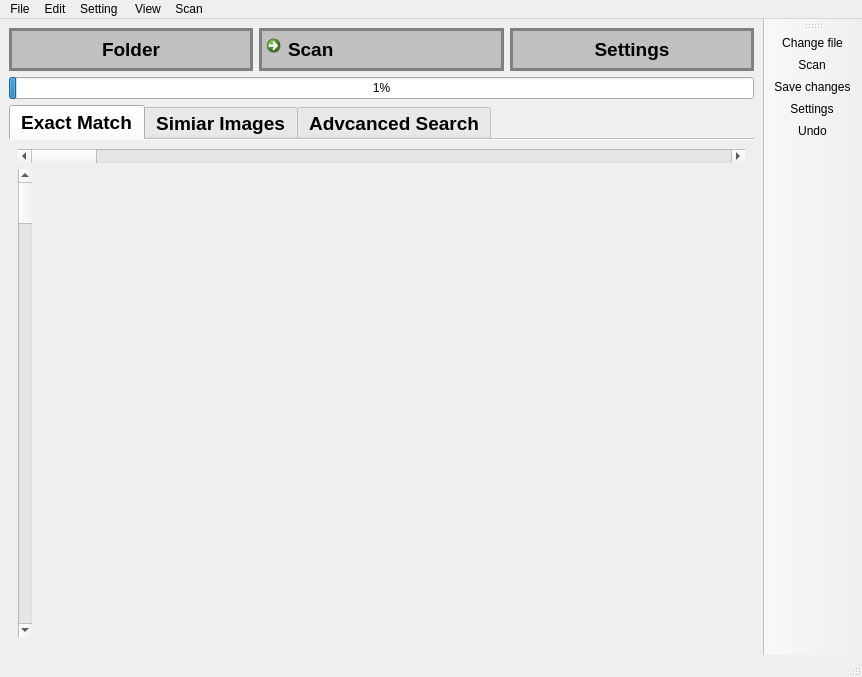
The window that mainwindow.ui (Effi-S/Image-Organizer) describes before a commit, drawn with Qt 5.
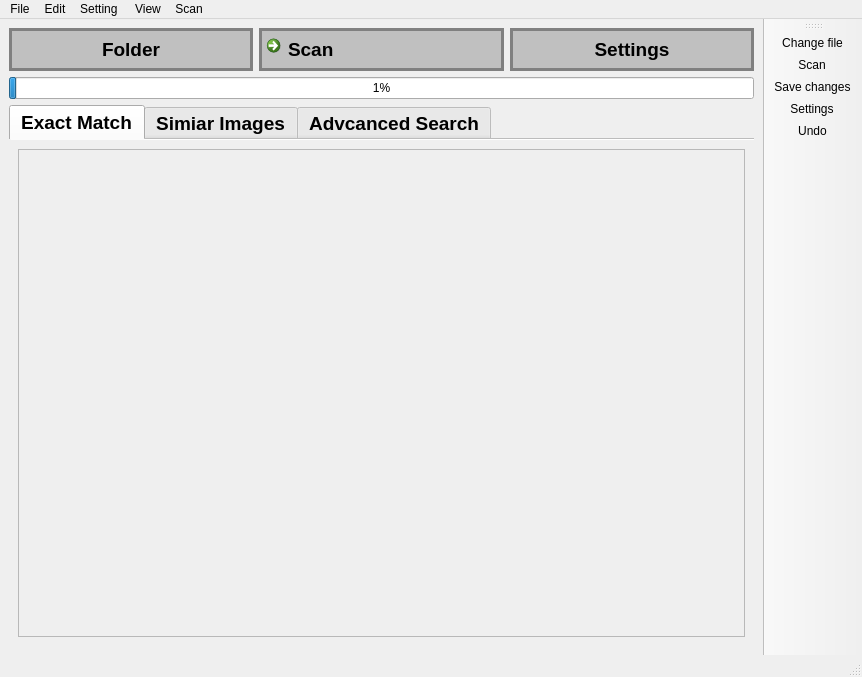
The same window after the commit. Icons and pictures are not drawn.

Commit message: first image to dispay in exact tab

What changed in the file:
```diff
--- a/mainwindow.ui
+++ b/mainwindow.ui
@@ -276,17 +276,20 @@
         <item>
          <layout class="QVBoxLayout" name="verticalLayout_3">
           <item>
-           <widget class="QScrollBar" name="horizontalScrollBar_2">
-            <property name="orientation">
-             <enum>Qt::Horizontal</enum>
+           <widget class="QScrollArea" name="scrollArea_exact_tab">
+            <property name="widgetResizable">
+             <bool>true</bool>
             </property>
-           </widget>
-          </item>
-          <item>
-           <widget class="QScrollBar" name="verticalScrollBar">
-            <property name="orientation">
-             <enum>Qt::Vertical</enum>
-            </property>
+            <widget class="QWidget" name="scrollAreaWidgetContents_3">
+             <property name="geometry">
+              <rect>
+               <x>0</x>
+               <y>0</y>
+               <width>782</width>
+               <height>456</height>
+              </rect>
+             </property>
+            </widget>
            </widget>
           </item>
          </layout>
```
Left out of the diff: 25 changed lines with no effect on the pictures. The commit also changes 2 other files.
